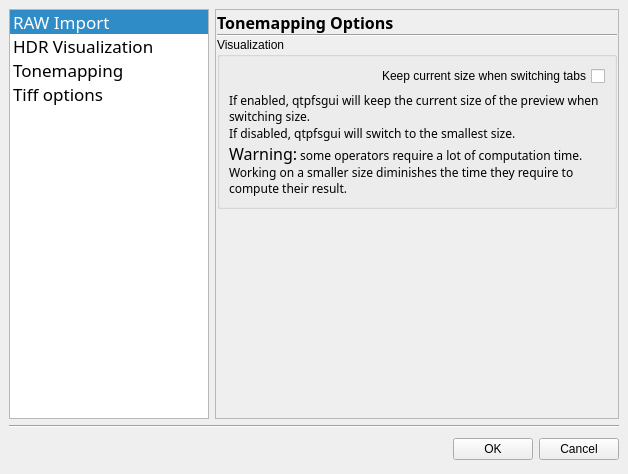
Before: the Qt Designer form forms/options.ui in LuminanceHDR/LuminanceHDR, drawn with Qt 5.
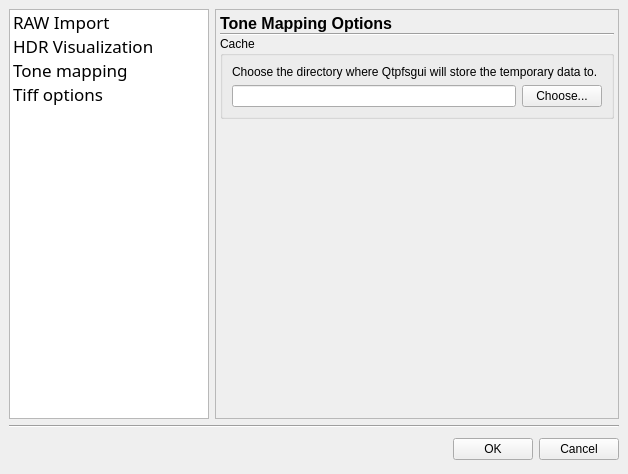
After: the same form once the commit is applied. The open tabs and pages were chosen to show the change. Icons and pictures are not drawn.

```diff
--- a/forms/options.ui
+++ b/forms/options.ui
@@ -82,7 +82,7 @@
         <bool>true</bool>
        </property>
        <property name="currentRow" >
-        <number>0</number>
+        <number>-1</number>
        </property>
        <item>
         <property name="text" >
@@ -102,7 +102,7 @@
        </item>
        <item>
         <property name="text" >
-         <string>Tonemapping</string>
+         <string>Tone mapping</string>
         </property>
         <property name="icon" >
          <iconset resource="../icons.qrc" >:/new/prefix1/images/tonemap.png</iconset>
@@ -580,15 +580,18 @@
           <widget class="QWidget" name="page_tonemapping" >
            <layout class="QVBoxLayout" >
             <property name="margin" >
-             <number>0</number>
+             <number>3</number>
             </property>
             <property name="spacing" >
              <number>0</number>
             </property>
             <item>
-             <widget class="QLabel" name="label_3" >
+             <widget class="QLabel" name="label_13" >
               <property name="text" >
-               <string>&lt;html>&lt;head>&lt;meta name="qrichtext" content="1" />&lt;/head>&lt;body style=" white-space: pre-wrap; font-family:Sans Serif; font-size:9pt; font-weight:400; font-style:normal; text-decoration:none;">&lt;p style=" margin-top:0px; margin-bottom:0px; margin-left:0px; margin-right:0px; -qt-block-indent:0; text-indent:0px;">&lt;span style=" font-size:12pt; font-weight:600;">Tonemapping Options&lt;/span>&lt;/p>&lt;/body>&lt;/html></string>
+               <string>&lt;html>&lt;head>&lt;meta name="qrichtext" content="1" />&lt;style type="text/css">
+p, li { white-space: pre-wrap; }
+&lt;/style>&lt;/head>&lt;body style=" font-family:'Sans Serif'; font-size:9pt; font-weight:400; font-style:normal; text-decoration:none;">
+&lt;p style=" margin-top:0px; margin-bottom:0px; margin-left:0px; margin-right:0px; -qt-block-indent:0; text-indent:0px;">&lt;span style=" font-size:12pt; font-weight:600;">Tone Mapping Options&lt;/span>&lt;/p>&lt;/body>&lt;/html></string>
               </property>
              </widget>
             </item>
@@ -602,7 +605,7 @@
             <item>
              <widget class="QGroupBox" name="groupBox_2" >
               <property name="title" >
-               <string>Visualization</string>
+               <string>Cache</string>
               </property>
               <layout class="QVBoxLayout" >
                <property name="margin" >
@@ -612,31 +615,39 @@
                 <number>6</number>
                </property>
                <item>
-                <widget class="QCheckBox" name="checkBox_currentsize" >
-                 <property name="toolTip" >
-                  <string>if enabled, qtpfsgui will keep the current size of the preview when switching size&lt;br> If disabled, qtpfsgui will switch to the smallest size</string>
-                 </property>
-                 <property name="layoutDirection" >
-                  <enum>Qt::RightToLeft</enum>
-                 </property>
+                <widget class="QLabel" name="label_3" >
                  <property name="text" >
-                  <string>Keep current size when switching tabs</string>
-                 </property>
-                </widget>
-               </item>
-               <item>
-                <widget class="QLabel" name="label_10" >
-                 <property name="text" >
-                  <string>&lt;html>&lt;head>&lt;meta name="qrichtext" content="1" />&lt;/head>&lt;body style=" white-space: pre-wrap; font-family:Sans Serif; font-size:9pt; font-weight:400; font-style:normal; text-decoration:none;">&lt;p style=" margin-top:0px; margin-bottom:0px; margin-left:0px; margin-right:0px; -qt-block-indent:0; text-indent:0px;">If enabled, qtpfsgui will keep the current size of the preview when switching size.&lt;/p>&lt;p style=" margin-top:0px; margin-bottom:0px; margin-left:0px; margin-right:0px; -qt-block-indent:0; text-indent:0px;">If disabled, qtpfsgui will switch to the smallest size.&lt;/p>&lt;p style=" margin-top:0px; margin-bottom:0px; margin-left:0px; margin-right:0px; -qt-block-indent:0; text-indent:0px;">&lt;span style=" font-size:12pt;">Warning:&lt;/span> some operators require a lot of computation time. Working on a smaller size diminishes the time they require to compute their result.&lt;/p>&lt;/body>&lt;/html></string>
-                 </property>
-                 <property name="scaledContents" >
-                  <bool>true</bool>
+                  <string>Choose the directory where Qtpfsgui will store the temporary data to.</string>
                  </property>
                  <property name="wordWrap" >
                   <bool>true</bool>
                  </property>
                 </widget>
                </item>
+               <item>
+                <layout class="QHBoxLayout" >
+                 <property name="margin" >
+                  <number>0</number>
+                 </property>
+                 <property name="spacing" >
+                  <number>6</number>
+                 </property>
+                 <item>
+                  <widget class="QLineEdit" name="lineEditTempPath" >
+                   <property name="readOnly" >
+                    <bool>true</bool>
+                   </property>
+                  </widget>
+                 </item>
+                 <item>
+                  <widget class="QPushButton" name="chooseCachePathButton" >
+                   <property name="text" >
+                    <string>Choose...</string>
+                   </property>
+                  </widget>
+                 </item>
+                </layout>
+               </item>
               </layout>
              </widget>
             </item>
@@ -648,7 +659,7 @@
               <property name="sizeHint" >
                <size>
                 <width>20</width>
-                <height>40</height>
+                <height>161</height>
                </size>
               </property>
              </spacer>
```
Left out of the diff: 12 changed lines with no effect on the pictures.
